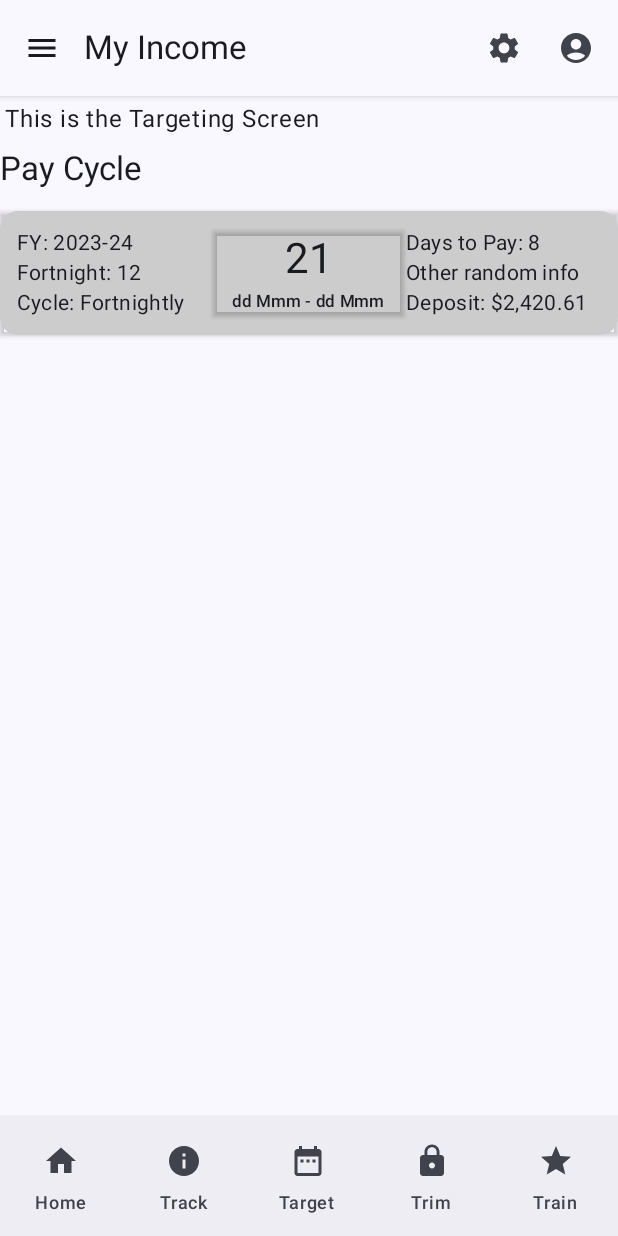
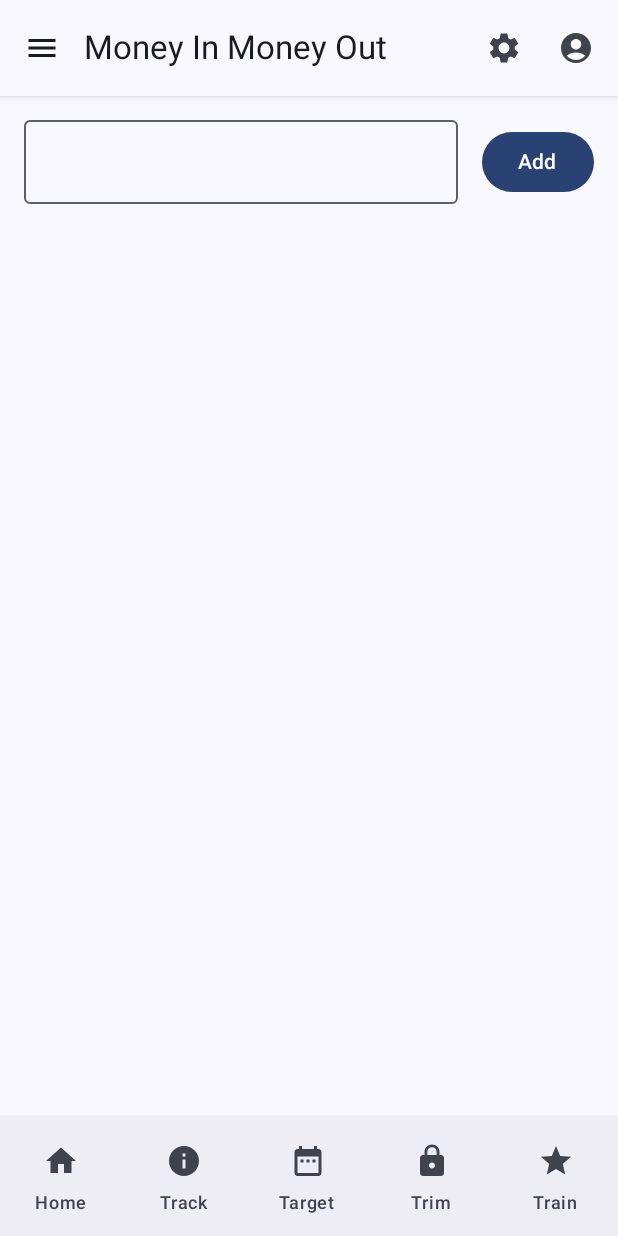
Before and after one commit to waynepeluso1982/Compose, an Android app built with Jetpack Compose: the TargetingScreen screen opened through its navigation route, on a phone screen of 412 x 824 dp. Run offline under Robolectric (Android 15) with nearby library versions, the phone set to English and light mode, and no system bars.

Commit message:
I updated to the latest versions of AS.
Updated AS, Kotlin and Git.

```diff
--- a/app/src/main/java/com/example/compose/MainActivity.kt
+++ b/app/src/main/java/com/example/compose/MainActivity.kt
@@ -68,9 +68,12 @@ import androidx.compose.material.icons.filled.Lock
 import androidx.compose.material.icons.filled.Menu
 import androidx.compose.material.icons.filled.Star
 import androidx.compose.material3.BottomAppBar
+import androidx.compose.material3.Button
 import androidx.compose.material3.Card
 import androidx.compose.material3.CardDefaults
 import androidx.compose.material3.Divider
+import androidx.compose.material3.OutlinedTextField
+import androidx.compose.material3.TextField
 //import androidx.compose.material3.DrawerValue
 //import androidx.compose.material3.rememberDrawerState
 import androidx.compose.ui.graphics.Brush
@@ -117,10 +120,11 @@ fun StandardCardView(
 ) {
     Card(
         shape = RoundedCornerShape(4.dp),
-        elevation = CardDefaults.cardElevation(defaultElevation = 3.dp),
         modifier = modifier
+            .fillMaxSize()
             .padding(8.dp)
-            .fillMaxSize()
+            .shadow(2.dp),
+        //elevation = CardDefaults.cardElevation(defaultElevation = 3.dp)
     ) {
         Column(
             modifier = Modifier.fillMaxSize(),
@@ -129,12 +133,13 @@ fun StandardCardView(
     }
 }
 
-//In Jetpack Compose, you can use the Divider composable to create a line across the screen. Here’s how you can do it:
+//Divider composable to create a line across the screen. You can call Divider(),
+// Here’s how you can do it:
 @Composable
 fun CustomDivider(
-    color: Color = Color.Gray,
+    color: Color = Color.LightGray,
     thickness: Dp = 1.dp,
-    startIndent: Dp = 0.dp
+    startIndent: Dp = 3.dp
 ) {
     Divider(color = color, thickness = thickness, modifier = Modifier.padding(start = startIndent))
 } //doesn't yet support gradients
@@ -142,7 +147,7 @@ fun CustomDivider(
 @Composable
 fun GradientDivider(
     colors: List<Color> = listOf(Color.LightGray, Color.DarkGray, Color.LightGray),
-    thickness: Dp = 2.dp
+    thickness: Dp = 1.dp
 ) {
     Box(
         modifier = Modifier
@@ -176,7 +181,7 @@ fun mainDisplay(startDestination: String /*for the preview navScreen*/) {
                         Icon(Icons.Filled.Menu, contentDescription = "Menu Draw")
                     }
                 },
-                title = { Text("My Income", maxLines = 1, overflow = TextOverflow.Ellipsis) },
+                title = { Text("Money In Money Out", maxLines = 1, overflow = TextOverflow.Ellipsis) },
                 actions = {
                     IconButton(onClick = { navController.navigate("Settings") }) {
                         Icon(Icons.Filled.Settings, contentDescription = "Settings")
@@ -276,6 +281,7 @@ fun NavigationDrawer(){
     }
 }
 
+// ~~~~App Bar & Navigation~~~~
     @Composable
     fun HomeScreen() {
         LazyColumn(//LC here to provide vertical scrolling
@@ -289,9 +295,9 @@ fun NavigationDrawer(){
 
                     1 -> PayCycleCard()
 
-                    2 -> StandardCardView{ Text("Second Card - to re-use!")}
+                    2 -> UpcomingBillCard()
 
-                    3 -> CustomDivider()
+                    3 -> GradientDivider()
 
                     4 -> StandardCardView{ Text("Third Card - to re-use!")}
 
@@ -303,7 +309,6 @@ fun NavigationDrawer(){
             }
         }
     }
-
     @Composable
     fun TrackingScreen() {
         Column(Modifier.fillMaxSize()) {
@@ -342,28 +347,66 @@ fun NavigationDrawer(){
 
             Spacer(modifier = Modifier.width(4.dp))
 
-            Conversation(SampleData.conversationSample) // pass the list of messages as a parameter
+          Conversation(SampleData.conversationSample) // pass the list of messages as a parameter
         }//I needed to take out the second LazyColumn because it creates an infinite list, Conversation() is a LazyColumn!
 
     }
-
     @Composable
     fun TargetingScreen() {
-        LazyColumn(Modifier.fillMaxSize()){
-            items(3){ index ->
-                when (index) {
-                    0 -> Text(text = "This is the Targeting Screen", modifier = Modifier.padding(3.dp))
+        var name by remember {
+            mutableStateOf("")  //this is our 'State' declaration
+        }
+        var names by remember {
+            mutableStateOf(listOf<String>())
+        }
+        Column(
+            modifier = Modifier
+                .fillMaxWidth()
+                .padding(16.dp),
+//        horizontalAlignment = Alignment.CenterHorizontally
+        ) {
+            Row(
+                modifier = Modifier
+                    .fillMaxWidth(),
+                verticalAlignment = Alignment.CenterVertically,
+                horizontalArrangement = Arrangement.Center
+            ) {
+                OutlinedTextField(
+                    value = name,
+                    onValueChange = { text ->
+                        name = text
 
-                    1 -> PayCycleCard()
+                    },
+                    modifier = Modifier
+                        .weight(1f),
 
-                    //TODO implement the pay-dates
+                )// this is a two way binding
 
+                Spacer(modifier = Modifier.width(16.dp))
 
+                Button(onClick = {
+                    if(name.isNotBlank()) {
+                        names = names + name
+                        name = ""
+                    }
+
+                }) {
+                    Text(text = "Add")
                 }
             }
+            LazyColumn {
+                items(names){ currentName ->
+                    Text(text = currentName,
+                        modifier = Modifier
+                            .fillMaxWidth()
+                            .padding(16.dp)
+                    )
+                    CustomDivider()
+                }
+            }
+
         }
     }
-
     @Composable
     fun TrimmingScreen() {
         LazyColumn(Modifier.fillMaxSize()){
@@ -389,7 +432,7 @@ fun NavigationDrawer(){
             }
         }
     }
-// ~~~~~~~~~App Bar & Navigation
+// ~~~~App Bar & Navigation~~~~
 
 @Composable
 fun PayCycleCard() {
@@ -475,10 +518,8 @@ fun PayCycleCard() {
         }
     }
 }
-
 @Composable
 fun UpcomingBillCard(){
-
 }
 
 
--- a/app/src/main/java/com/example/compose/ui/theme/Color.kt
+++ b/app/src/main/java/com/example/compose/ui/theme/Color.kt
@@ -9,3 +9,4 @@ val Pink80 = Color(0xFFEFB8C8)
 val Purple40 = Color(0xFF6650a4)
 val PurpleGrey40 = Color(0xFF625b71)
 val Pink40 = Color(0xFF7D5260)
+val British_Racing_Green = Color(0xFF004225)
--- a/build.gradle.kts
+++ b/build.gradle.kts
@@ -1,5 +1,5 @@
 // Top-level build file where you can add configuration options common to all sub-projects/modules.
 plugins {
-    id("com.android.application") version "8.2.0" apply false
+    id("com.android.application") version "8.5.0" apply false
     id("org.jetbrains.kotlin.android") version "1.8.10" apply false
 }
```
Also changed, not shown: gradle/wrapper/gradle-wrapper.properties.
